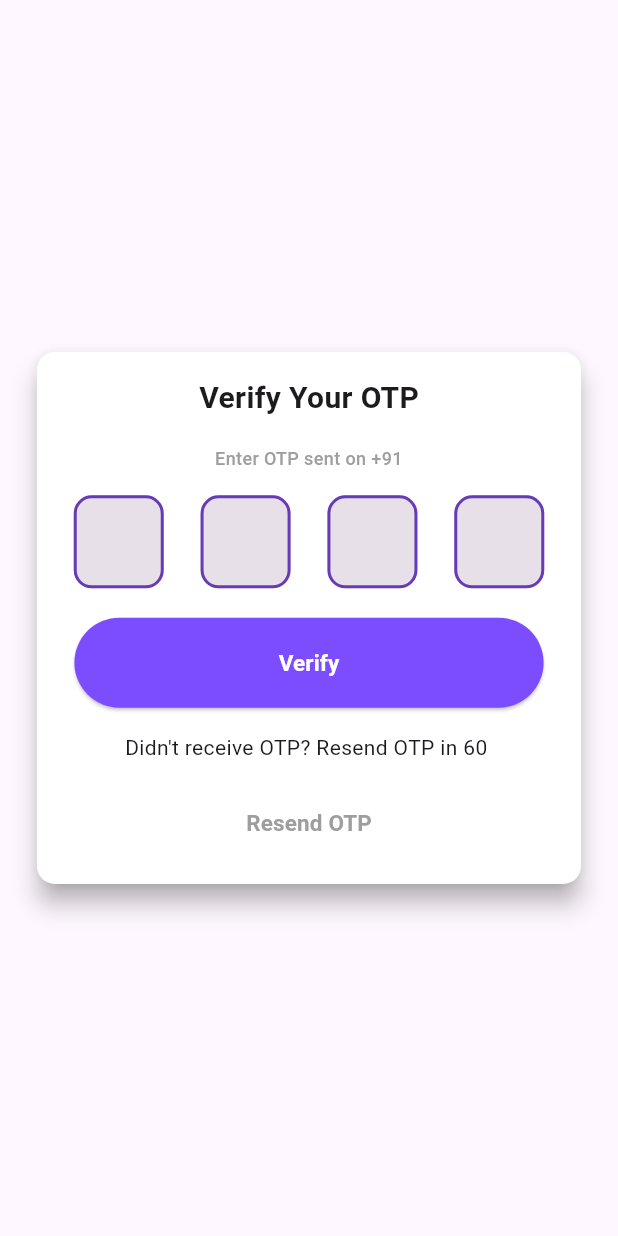
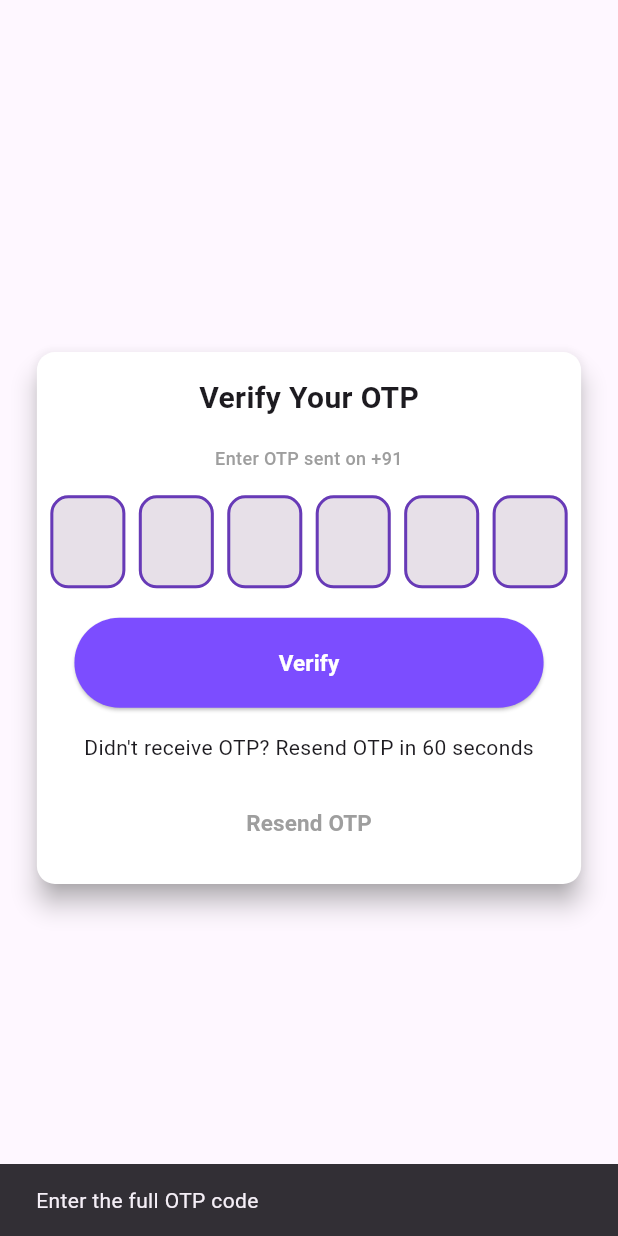
Before and after one commit to JatinPanwar410/phone_auth, a Flutter app: the OtpScreen screen opened directly with empty values, after a tap on "Verify", on a phone screen of 412 x 824 dp. Run offline on Flutter 3.47's test engine with Material 3 defaults, Android fonts, the phone set to English and light mode, and no system bars; our stand-ins replace firebase_auth, firebase_core; accounts and stored records are empty.

Commit message:
second commit

```diff
--- a/lib/views/otp_screen.dart
+++ b/lib/views/otp_screen.dart
@@ -1,5 +1,4 @@
 import 'dart:async';
-
 import 'package:firebase_auth/firebase_auth.dart';
 import 'package:flutter/material.dart';
 import 'package:flutter/services.dart';
@@ -31,7 +30,7 @@ class _OtpScreenState extends State<OtpScreen> {
               SizedBox(
                   height: MediaQuery.of(context).size.height * 0.44,
                   width: MediaQuery.of(context).size.width * 0.9,
-                  child: mainCard(widget: widget))
+                  child: MainCard(widget: widget))
             ],
           ),
         ),
@@ -40,8 +39,8 @@ class _OtpScreenState extends State<OtpScreen> {
   }
 }
 
-class mainCard extends StatefulWidget {
-  const mainCard({
+class MainCard extends StatefulWidget {
+  const MainCard({
     super.key,
     required this.widget,
   });
@@ -49,26 +48,25 @@ class mainCard extends StatefulWidget {
   final OtpScreen widget;
 
   @override
-  State<mainCard> createState() => _mainCardState();
+  State<MainCard> createState() => _MainCardState();
 }
 
-class _mainCardState extends State<mainCard> {
-  List<bool> flag = [
-    false,
-    false,
-    false,
-    false,
-  ];
+class _MainCardState extends State<MainCard> {
+  List<bool> flag = [false, false, false, false, false, false];
 
   var firstController = TextEditingController();
   var secondController = TextEditingController();
   var thirdController = TextEditingController();
   var fourthController = TextEditingController();
+  var fifthController = TextEditingController();
+  var sixthController = TextEditingController();
 
   FocusNode firstFocus = FocusNode();
   FocusNode secondFocus = FocusNode();
   FocusNode thirdFocus = FocusNode();
   FocusNode fourthFocus = FocusNode();
+  FocusNode fifthFocus = FocusNode();
+  FocusNode sixthFocus = FocusNode();
 
   int secondsRemaining = 60;
   bool enableResend = false;
@@ -82,12 +80,24 @@ class _mainCardState extends State<mainCard> {
     }
   }
 
+  @override
+  void dispose() {
+    countdownTimer?.cancel();
+    firstController.dispose();
+    secondController.dispose();
+    thirdController.dispose();
+    fourthController.dispose();
+    fifthController.dispose();
+    sixthController.dispose();
+    super.dispose();
+  }
+
   void startCountdown() {
     setState(() {
       secondsRemaining = 60;
       enableResend = false;
     });
-    countdownTimer = Timer.periodic(Duration(seconds: 1), (Timer timer) {
+    countdownTimer = Timer.periodic(const Duration(seconds: 1), (Timer timer) {
       if (secondsRemaining > 0) {
         setState(() {
           secondsRemaining--;
@@ -155,8 +165,22 @@ class _mainCardState extends State<mainCard> {
               otpTextField(
                 controller: fourthController,
                 focusNode: fourthFocus,
+                nextFocusNode: fifthFocus,
                 prevFocusNode: thirdFocus,
                 flagIndex: 3,
+              ),
+              otpTextField(
+                controller: fifthController,
+                focusNode: fifthFocus,
+                nextFocusNode: sixthFocus,
+                prevFocusNode: fourthFocus,
+                flagIndex: 4,
+              ),
+              otpTextField(
+                controller: sixthController,
+                focusNode: sixthFocus,
+                prevFocusNode: fifthFocus,
+                flagIndex: 5,
               ),
             ],
           ),
@@ -175,20 +199,33 @@ class _mainCardState extends State<mainCard> {
                     String otpCode = firstController.text +
                         secondController.text +
                         thirdController.text +
-                        fourthController.text;
-                    if (otpCode.length == 4) {
+                        fourthController.text +
+                        fifthController.text +
+                        sixthController.text;
+
+                    if (otpCode.length == 6) {
                       try {
                         PhoneAuthCredential credential =
-                            await PhoneAuthProvider.credential(
+                        PhoneAuthProvider.credential(
                             verificationId: widget.widget.verificationid,
                             smsCode: otpCode);
-                        UserCredential userCredential = await FirebaseAuth.instance.signInWithCredential(credential);
-                        if(userCredential != null){
-                          print("Otp verification succefully");
+                        UserCredential userCredential =
+                        await FirebaseAuth.instance
+                            .signInWithCredential(credential);
+
+                        if (userCredential.user != null) {
+                          print("OTP verification successful");
+                          // Proceed to the next screen or home page
                         }
                       } catch (ex) {
-                        print("otp verification error $ex");
+                        ScaffoldMessenger.of(context).showSnackBar(
+                            SnackBar(content: Text(
+                                "OTP verification error: $ex")));
                       }
+                    } else {
+                      ScaffoldMessenger.of(context).showSnackBar(
+                          const SnackBar(
+                              content: Text("Enter the full OTP code")));
                     }
                   },
                   child: const Text(
@@ -200,16 +237,17 @@ class _mainCardState extends State<mainCard> {
                   )),
             ),
           ),
-          Text("Didn't receive OTP? Resend OTP in $secondsRemaining "),
+          Text("Didn't receive OTP? Resend OTP in $secondsRemaining seconds"),
           TextButton(
-              onPressed: () {},
+            onPressed: enableResend ? resendOtp : null,
             child: Text(
               "Resend OTP",
               style: TextStyle(
                   fontWeight: FontWeight.bold,
                   fontSize: 15,
                   color: enableResend ? Colors.deepPurple : Colors.grey),
-              ))
+            ),
+          ),
         ],
       ),
     );
@@ -224,18 +262,17 @@ class _mainCardState extends State<mainCard> {
   }) {
     return SizedBox(
       height: 65,
-      width: 60,
+      width: 50,
       child: TextField(
         controller: controller,
         focusNode: focusNode,
         onChanged: (value) {
           if (value.length == 1) {
             flag[flagIndex] = true;
-            if (nextFocusNode != null)
+            if (nextFocusNode != null) {
               FocusScope.of(context).requestFocus(nextFocusNode);
-          } else if (value.length == 0) {
-            flag[flagIndex] = false;
-            if (prevFocusNode != null)
+            }
+          } else if (value.isEmpty && prevFocusNode != null) {
             FocusScope.of(context).requestFocus(prevFocusNode);
           }
           setState(() {});
```
Also changed, not shown: lib/views/get_started.dart (+31 -27 lines), firebase.json, lib/firebase_options.dart, 1 other file. Lines whose indentation alone changed are shown as unchanged.
